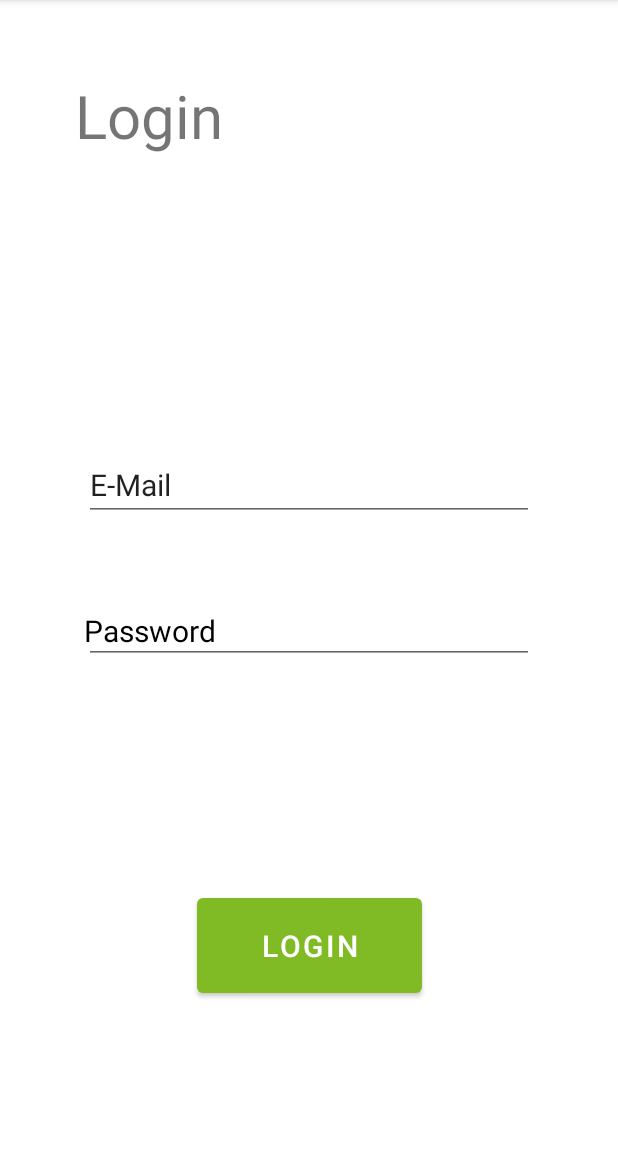
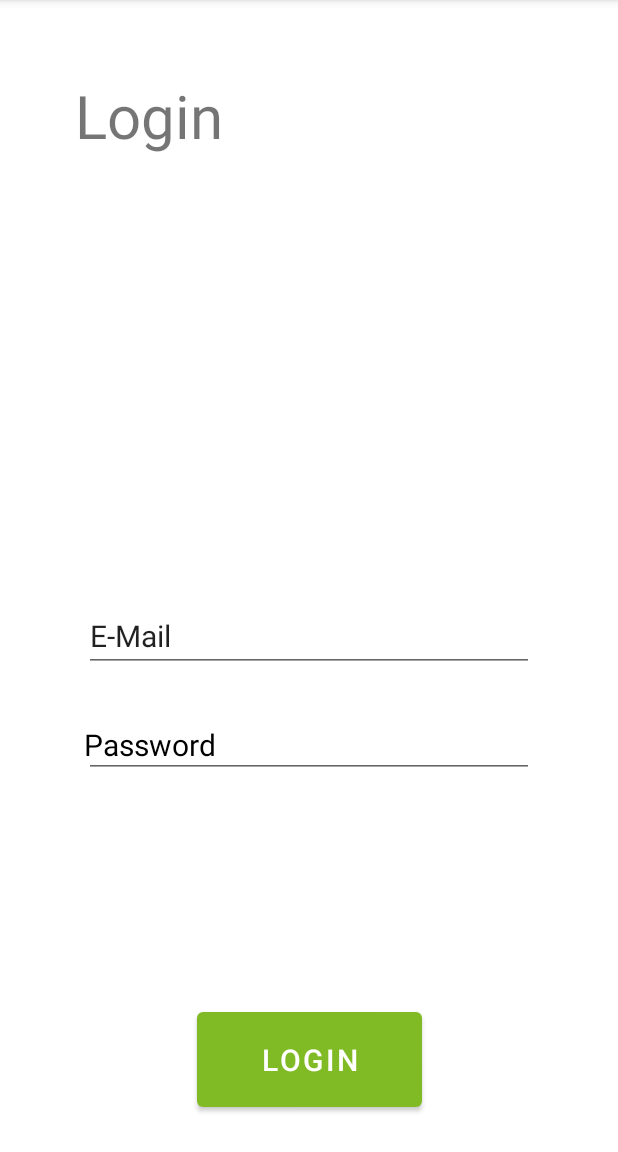
Before and after one commit to TobiWan1995/Organizer-Chat, an Android app: the LoginActivity screen opened directly, with no data from a screen before it, after a tap on "LOGIN", on a phone screen of 412 x 824 dp, the part 84-1236 px from its top. Run offline under Robolectric (Android 15) with nearby library versions, the phone set to English and light mode, and no system bars; our stand-ins replace Firebase (no records; nobody signed in at launch, a user with empty details on screens opened directly).

```diff
--- a/app/src/main/java/com/example/projekt1/models/Chat.java
+++ b/app/src/main/java/com/example/projekt1/models/Chat.java
@@ -70,4 +70,7 @@ public class Chat implements Parcelable {
     public void addUser(User user) {
         this.userList.add(user);
     }
+    public void addMessage(Message m) {
+        this.messageList.add(m);
+    }
 }
--- a/app/src/main/res/layout/activity_login_login.xml
+++ b/app/src/main/res/layout/activity_login_login.xml
@@ -9,11 +9,11 @@
         android:id="@+id/editTextTextEmailAddress2"
         android:layout_width="300dp"
         android:layout_height="wrap_content"
+        android:layout_marginBottom="25dp"
         android:ems="10"
         android:inputType="textEmailAddress"
         android:text="E-Mail"
         android:textSize="20sp"
-        android:translationY="-200dp"
         app:layout_constraintBottom_toTopOf="@+id/editTextTextPassword2"
         app:layout_constraintEnd_toEndOf="parent"
         app:layout_constraintStart_toStartOf="parent" />
@@ -22,8 +22,8 @@
         android:id="@+id/editTextTextPassword2"
         android:layout_width="300dp"
         android:layout_height="wrap_content"
+        android:layout_marginBottom="150dp"
         android:ems="10"
-        android:translationY="-150dp"
         android:inputType="textPassword"
         app:layout_constraintBottom_toTopOf="@+id/button4"
         app:layout_constraintEnd_toEndOf="parent"
@@ -35,7 +35,6 @@
         android:layout_height="wrap_content"
         android:textSize="20sp"
         android:text="Password"
-        android:translationY="-150dp"
         android:textColor="@color/black"
         android:clickable="false"
         app:layout_constraintBottom_toBottomOf="@+id/editTextTextPassword2"
@@ -56,8 +55,8 @@
         android:id="@+id/button4"
         android:layout_width="150dp"
         android:layout_height="75dp"
+        android:layout_marginBottom="24dp"
         android:text="Login"
-        android:layout_margin="100dp"
         android:textSize="20sp"
         app:layout_constraintBottom_toBottomOf="parent"
         app:layout_constraintEnd_toEndOf="parent"
```
Also changed, not shown: app/src/main/java/com/example/projekt1/activities/home/Home.java (+12 -17 lines), app/src/main/java/com/example/projekt1/activities/home/HomeActivity.java (+51 -9 lines).
